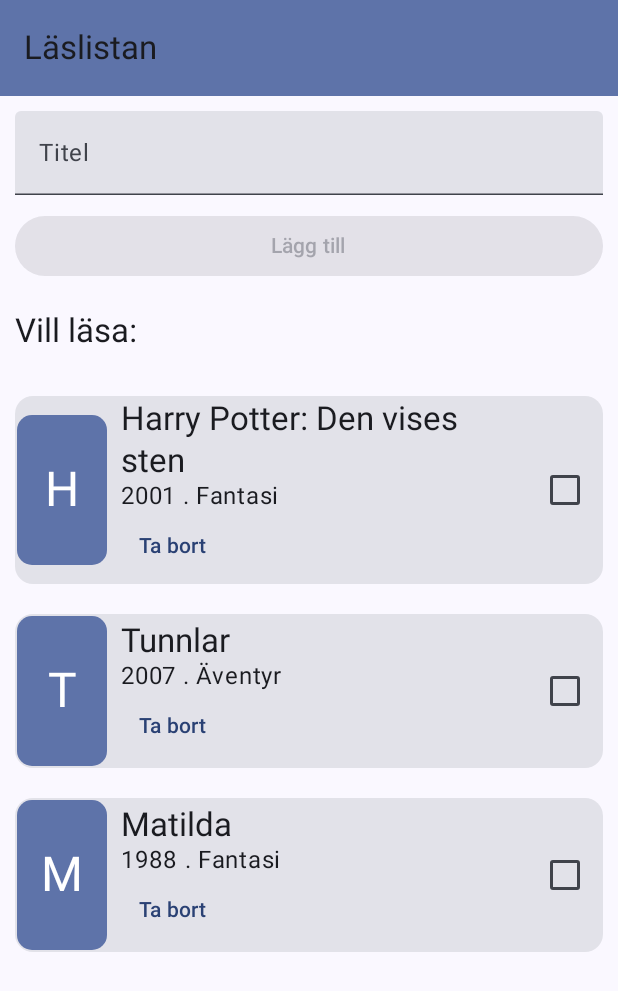
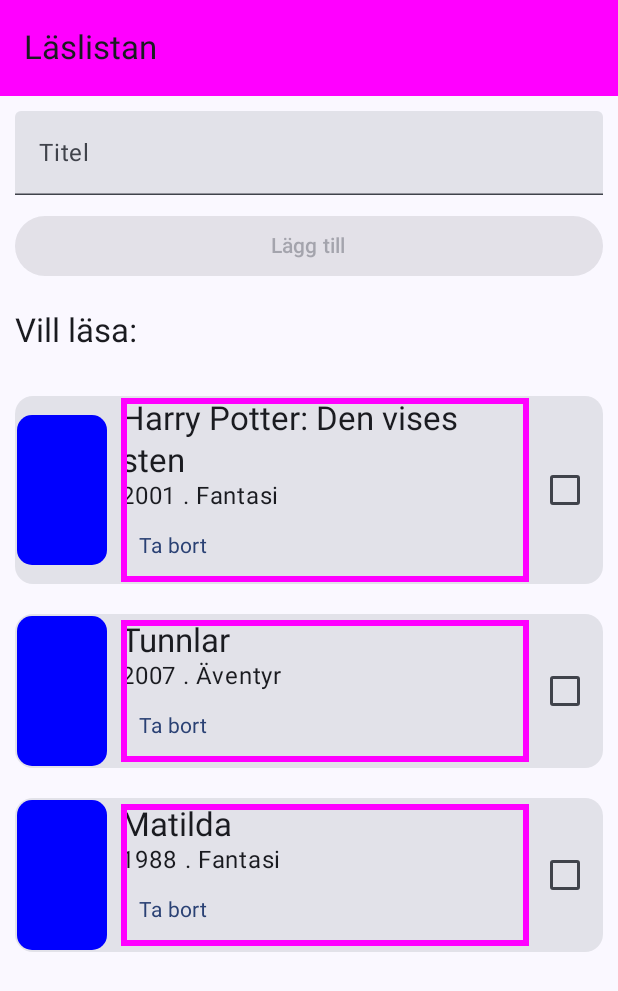
Before and after one commit to TeB404/Laslistan, an Android app built with Jetpack Compose: the screen it shows after launch (MainActivity), on a phone screen of 412 x 824 dp. Shown: the top 991 px of the screen. Run offline under Robolectric (Android 15) with nearby library versions, the phone set to English and light mode, and no system bars.

Commit message:
Fix: lite customization till + tema ide

```diff
--- a/app/src/main/java/com/example/laslistan/MainActivity.kt
+++ b/app/src/main/java/com/example/laslistan/MainActivity.kt
@@ -8,6 +8,7 @@ import androidx.activity.ComponentActivity
 import androidx.activity.compose.setContent
 import androidx.activity.enableEdgeToEdge
 import androidx.compose.foundation.background
+import androidx.compose.foundation.border
 import androidx.compose.foundation.layout.Arrangement
 import androidx.compose.foundation.layout.Box
 import androidx.compose.foundation.layout.Column
@@ -34,6 +35,7 @@ import androidx.compose.runtime.Composable
 import androidx.compose.ui.Alignment
 import androidx.compose.ui.Modifier
 import androidx.compose.ui.draw.clip
+import androidx.compose.ui.graphics.Color
 import androidx.compose.ui.tooling.preview.Preview
 import androidx.compose.ui.unit.dp
 import androidx.lifecycle.viewmodel.compose.viewModel
@@ -77,20 +79,19 @@ data class Bok(
     val genre: String,
     val sedd: Boolean = false,
 )
-
 @Composable
 fun BildPlats(titel: String, modifier: Modifier = Modifier) {
     Box(
         modifier = modifier
         .size(width = 60.dp, height = 100.dp)
         .clip(RoundedCornerShape(10.dp))
-        .background(MaterialTheme.colorScheme.primaryContainer),
+        .background(Color.Blue),
         contentAlignment = Alignment.Center,
     ) {
         Text(
             text = titel.firstOrNull()?.uppercase() ?: "?",
             style = MaterialTheme.typography.headlineLarge,
-            color = MaterialTheme.colorScheme.onPrimaryContainer,
+            color = Color.Blue,
         )
     }
 }
@@ -112,6 +113,8 @@ fun BokKort(
                 modifier = Modifier
                     .padding(start = 9.dp)
                     .weight(1f)
+                    .border(4.dp, Color.Magenta)
+                    .fillMaxWidth()
             ) {
                 Text(text = bok.titel, style = MaterialTheme.typography.titleLargeEmphasized)
                 Text(
@@ -120,7 +123,10 @@ fun BokKort(
                 )
 
                 TextButton(onClick = onRemove) {
-                    Text("Ta bort")
+                    Text(
+                        text = "Ta bort",
+                        style = MaterialTheme.typography.bodyMedium
+                    )
                 }
             }
             Checkbox(
@@ -142,7 +148,7 @@ fun LaslistanScreen(viewModel: LaslistanViewModel = viewModel()) {
             TopAppBar(
                 title = {Text("Läslistan")},
                 colors = TopAppBarDefaults.topAppBarColors(
-                    containerColor = MaterialTheme.colorScheme.primaryContainer,
+                    containerColor = Color.Magenta,
                 )
             )
         }
```
